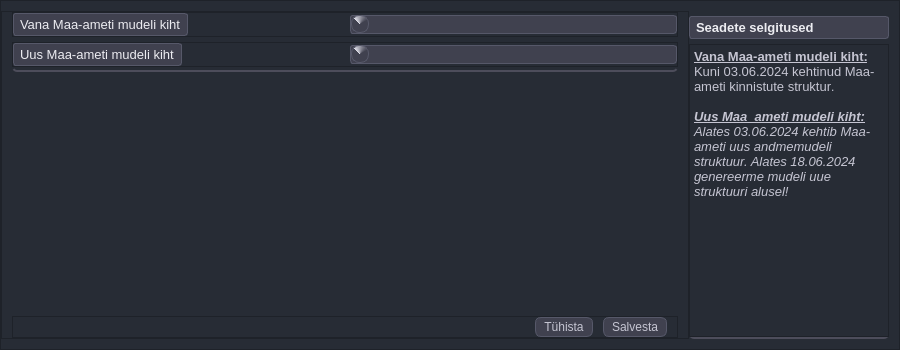
This is mailabl-qgis/config/confWidgets/layer_compiler.ui in TuloliKalver/mailabl-qgis as Qt 5 draws it before an edit. The edited form follows.
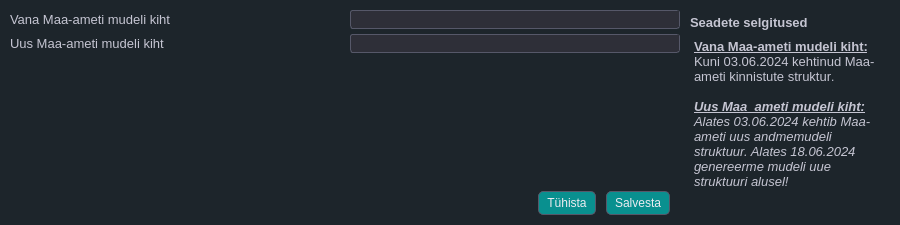
This is the edited form. Icons and pictures are not drawn.

```diff
--- a/mailabl-qgis/config/confWidgets/layer_compiler.ui
+++ b/mailabl-qgis/config/confWidgets/layer_compiler.ui
@@ -7,19 +7,19 @@
     <x>0</x>
     <y>0</y>
     <width>900</width>
-    <height>350</height>
+    <height>225</height>
    </rect>
   </property>
   <property name="minimumSize">
    <size>
     <width>900</width>
-    <height>350</height>
+    <height>225</height>
    </size>
   </property>
   <property name="maximumSize">
    <size>
     <width>900</width>
-    <height>350</height>
+    <height>225</height>
    </size>
   </property>
   <property name="font">
@@ -34,108 +34,641 @@
   </property>
   <property name="styleSheet">
    <string notr="true">
+/* ====================================================== */
+/* 🎨 Global Theme - Base Colors, Background &amp; Typography */
+/* ====================================================== */
+* {
+    border: transparent;
+    background-color: #1d252b; /* Updated background */
+    padding: 0;
+    margin: 0;
+    color: #c5c5d2; /* Default light gray text */
+}
 
-#fHelpMenu, 
-#fSettingsProperties
-{
-   border: 2px solid #4d4d5b;    /*Same border style as QLineEdit */
+
+/* ------------------------------------------------------ */
+/* 🧠 Global Interaction Effects - Focused Field &amp; Tabs   */
+/* ------------------------------------------------------ */
+QLineEdit:focus, QTextEdit:focus, QComboBox:focus,   QTabBar::tab:selected {
+        /* 🟢 Bottom glow - Extends further for visibility */
+    border: 1px solid; 
+    border-left-color: qradialgradient(spread:pad, cx:0, cy:0.347273, radius:0.826, fx:0.453364, fy:0.097, stop:0.125 rgba(9, 144, 143, 88), stop:1 rgba(46, 47, 56, 76));
+    border-top-color: qradialgradient(spread:pad, cx:0, cy:0.347273, radius:0.826, fx:0.453364, fy:0.097, stop:0.125 rgba(9, 144, 143, 88), stop:1 rgba(46, 47, 56, 76));
+    border-bottom-color: qradialgradient(spread:pad, cx:1, cy:0.728, radius:0.826, fx:0.498455, fy:0.95, stop:0.125 rgba(9, 144, 143, 88), stop:1 rgba(46, 47, 56, 76));
+    border-right-color: qradialgradient(spread:pad, cx:1, cy:0.728, radius:0.826, fx:0.498455, fy:0.95, stop:0.125 rgba(9, 144, 143, 88), stop:1 rgba(46, 47, 56, 76));	
+
+}
+
+ QLineEdit:hover, QTextEdit:hover, QComboBox:hover, QTabBar::tab:hover {
+        /* 🟡 Hover Glow - Softer but Visible */
+    border: 1px solid; 
+    border-left-color: qradialgradient(spread:pad, cx:0, cy:0.347273, radius:0.826, fx:0.453364, fy:0.097, stop:0.125 rgba(9, 144, 143, 88), stop:1 rgba(46, 47, 56, 76));
+    border-top-color: qradialgradient(spread:pad, cx:0, cy:0.347273, radius:0.826, fx:0.453364, fy:0.097, stop:0.125 rgba(9, 144, 143, 88), stop:1 rgba(46, 47, 56, 76));
+    border-bottom-color: qradialgradient(spread:pad, cx:1, cy:0.728, radius:0.826, fx:0.498455, fy:0.95, stop:0.125 rgba(9, 144, 143, 88), stop:1 rgba(46, 47, 56, 76));
+    border-right-color: qradialgradient(spread:pad, cx:1, cy:0.728, radius:0.826, fx:0.498455, fy:0.95, stop:0.125 rgba(9, 144, 143, 88), stop:1 rgba(46, 47, 56, 76));	
+    background-color: qradialgradient(spread:pad, cx:1, cy:0.995, radius:0.5, fx:1, fy:0.988, stop:0 rgba(9, 144, 143, 88), stop:0.920455 rgba(46, 47, 56, 76));
+}
+
+/* ---------------------------- */
+/* 📝 QLineEdit Styling */
+/* ---------------------------- */
+QLineEdit {
+    background-color: #303a42;   /* Matches the global dark background */
+    color: #c5c5d2;              /* Default light gray text */
+    border: 1px solid #4d4d4d;   /* Subtle default border */
+    border-radius: 4px;          /* Rounded corners for a smooth look */
+    padding: 6px;                /* Adequate padding for text clarity */
+}
+
+/* 
+   Note: Your existing rules for QLineEdit:focus and QLineEdit:hover already provide
+   the gradient border and glow effects. This default state ensures a smooth transition 
+   into those interactive states.
+*/
+
+/* ---------------------------- */
+/* 🔘 Disabled State for QLineEdit */
+/* ---------------------------- */
+QLineEdit:disabled {
+    background-color: #24252e;  /* A slightly darker tone for disabled state */
+    border: 1px dashed rgba(120, 120, 130, 0.5);  /* Dashed and faded border */
+    color: rgba(170, 170, 180, 0.5);  /* Muted text color */
+    opacity: 0.5;               /* Lower opacity to indicate inactivity */
+}
+
+/* ---------------------------- */
+/* 🖱️ QListWidget Focus */
+/* ---------------------------- */
+QListWidget:focus {
+	boreder: 1px solid;
+    border-left-color: qradialgradient(spread:pad, cx:0, cy:0.347273, radius:0.826, fx:0.453364, fy:0.097, stop:0.125 rgba(9, 144, 143, 88), stop:1 rgba(46, 47, 56, 76));
+    border-top-color: qradialgradient(spread:pad, cx:0, cy:0.347273, radius:0.826, fx:0.453364, fy:0.097, stop:0.125 rgba(9, 144, 143, 88), stop:1 rgba(46, 47, 56, 76));
+    border-bottom-color: qradialgradient(spread:pad, cx:1, cy:0.728, radius:0.826, fx:0.498455, fy:0.95, stop:0.125 rgba(9, 144, 143, 88), stop:1 rgba(46, 47, 56, 76));
+    border-right-color: qradialgradient(spread:pad, cx:1, cy:0.728, radius:0.826, fx:0.498455, fy:0.95, stop:0.125 rgba(9, 144, 143, 88), stop:1 rgba(46, 47, 56, 76));	
+}
+
+/* ---------------------------- */
+/* 🖱️ QListWidget Hovered Item */
+/* ---------------------------- */
+QListWidget::item:hover {
+    border: 1px solid; 
+    border-left-color: qradialgradient(spread:pad, cx:0, cy:0.347273, radius:0.826, 
+        fx:0.453364, fy:0.097, stop:0.125 rgba(9, 144, 143, 88), stop:1 rgba(46, 47, 56, 76));
+    border-top-color: qradialgradient(spread:pad, cx:0, cy:0.347273, radius:0.826, 
+        fx:0.453364, fy:0.097, stop:0.125 rgba(9, 144, 143, 88), stop:1 rgba(46, 47, 56, 76));
+    border-bottom-color: qradialgradient(spread:pad, cx:1, cy:0.728, radius:0.826, 
+        fx:0.498455, fy:0.95, stop:0.125 rgba(9, 144, 143, 88), stop:1 rgba(46, 47, 56, 76));
+    border-right-color: qradialgradient(spread:pad, cx:1, cy:0.728, radius:0.826, 
+        fx:0.498455, fy:0.95, stop:0.125 rgba(9, 144, 143, 88), stop:1 rgba(46, 47, 56, 76));  
+	background-color: qradialgradient(spread:pad, cx:1, cy:0.995, radius:0.5, fx:1, fy:0.988, stop:0 rgba(9, 144, 143, 255), stop:0.920455 rgba(46, 47, 56, 253));
+    border-radius: 4px;
+}
+
+/* ---------------------------- */
+/* ✅ QListWidget Selected Item */
+/* ---------------------------- */
+QListWidget::item:selected {
+	color: #c5c5d2; /* Default light gray text */	
+    border: 1px solid; 
+ 	 border-radius: 4px;
+    border-left-color: qradialgradient(spread:pad, cx:0, cy:0.347273, radius:0.826, 
+        fx:0.453364, fy:0.097, stop:0.125 rgba(9, 144, 143, 66), stop:1 rgba(46, 47, 56, 54));
+    border-top-color: qradialgradient(spread:pad, cx:0, cy:0.347273, radius:0.826, 
+        fx:0.453364, fy:0.097, stop:0.125 rgba(9, 144, 143, 66), stop:1 rgba(46, 47, 56, 54));
+    border-bottom-color: qradialgradient(spread:pad, cx:1, cy:0.728, radius:0.826, 
+        fx:0.498455, fy:0.95, stop:0.125 rgba(9, 144, 143, 66), stop:1 rgba(46, 47, 56, 54));
+    border-right-color: qradialgradient(spread:pad, cx:1, cy:0.728, radius:0.826, 
+        fx:0.498455, fy:0.95, stop:0.125 rgba(9, 144, 143, 66), stop:1 rgba(46, 47, 56, 54));  
+	background-color: qradialgradient(spread:pad, cx:1, cy:0.995, radius:1.24, fx:1, fy:0.988, stop:0 rgba(9, 144, 143, 172), stop:0.920455 rgba(46, 47, 56, 0));
+}
+
+
+
+/* ---------------------------- */
+/* 🔘 QPushButton Styling */
+/* ---------------------------- */
+
+QPushButton {
+    padding: 4px 8px;
+    text-align: center;
     border-radius: 5px;
-	border-top: none;
-    border-left: none;
-    border-right: none;
+	background-color: rgb(9, 144, 143);
+    border: 1px solid #565869; /* Default border */
+    color: #ececf1; /* Brighter text */
+    transition: all 150ms ease-in-out; /* Smooth transition */
 }
 
+/* 🟢 Hover Effect - Glow &amp; Color Shift */
+QPushButton:hover {
+    background-color: #5c5d6e; /* Slightly lighter background */
+    border: 1px solid #acacbe; /* Lighter border */
+    
+color: #c5c5d2; /* Default text color */
 
-QWidget{
-    background-color: #272c35;
-	color:#c5c5d2
 }
 
+/* 🔴 Pressed Effect - Darker Look &amp; More Intense Glow */
+QPushButton:pressed {
+    background-color: #2d2e3a; /* Darker background */
+    border: 1px solid #8e8ea0; /* Slightly darker border */
+    color: #bdbecf; /* Dimmed text */
 
-/*esialgu jaotamata omadused*/
-QComboBox{
+}
 
-	background-color:#40414f;
-	color:#ececf1;
-	border: 1px solid #565869;
-	border-radius: 3px;
-	padding-left: 5px
+/* ⚫ Disabled State - More Noticeable */
+QPushButton:disabled {
+    background-color: #24252e; /* **Much darker background** */
+    border: 1px dashed rgba(120, 120, 130, 0.5); /* **Dashed, faded border** */
+    color: rgba(170, 170, 180, 0.5); /* **Faded text color** */
+    opacity: 0.5; /* **Lower opacity to indicate inactive state** */
 }
 
-/*Style the dropdown area*/
-QComboBox::drop-down{
-	background-color: qconicalgradient(cx:0.5, cy:0.5, angle:135, stop:0.704545 rgba(64, 65, 79), stop:1 rgba(217, 217, 227));
-	border: 1px solid #565869;
-	border-radius: 8px;
-	height:16px;
-	width: 16px;
-	subcontrol-origin: padding;
-    subcontrol-position: left
+QPushButton:focus{
+	    border: 1px solid; 	
+    border-left-color: qradialgradient(spread:pad, cx:0, cy:0.347273, radius:0.826, fx:0.453364, fy:0.097, stop:0.125 rgba(9, 144, 143, 88), stop:1 rgba(46, 47, 56, 76));
+    border-top-color: qradialgradient(spread:pad, cx:0, cy:0.347273, radius:0.826, fx:0.453364, fy:0.097, stop:0.125 rgba(9, 144, 143, 88), stop:1 rgba(46, 47, 56, 76));
+    border-bottom-color: qradialgradient(spread:pad, cx:1, cy:0.728, radius:0.826, fx:0.498455, fy:0.95, stop:0.125 rgba(9, 144, 143, 88), stop:1 rgba(46, 47, 56, 76));
+    border-right-color: qradialgradient(spread:pad, cx:1, cy:0.728, radius:0.826, fx:0.498455, fy:0.95, stop:0.125 rgba(9, 144, 143, 88), stop:1 rgba(46, 47, 56, 76));	
+	background-color: rgb(31, 93, 92);
 }
 
-QComboBox::on{
 
-  	border: 0.5px solid #acacbe;
+/* General QCheckBox styles */
+QCheckBox {
+    color: #ececf1; /* Text color */
+    spacing: 5px; /* Space between checkbox and text */
 }
 
-QAbstractItemView {
-	background-color:#40414f;
-	color:#ececf1;
-	border: 1px solid #565869;
-	border-radius: 4px;
-	padding-left: 5px
+/* Style the indicator (checkbox) */
+QCheckBox::indicator {
+    width: 12px;
+    height: 12px;
+    background-color: #40414f; /* Background color for unchecked state */
+    border: 1px solid #565869; /* Border for unchecked state */
+    border-radius: 3px;
 }
 
+/* Style the indicator when checked */
+QCheckBox::indicator:checked {
+    background-color: rgba(70, 70, 85, 0.5); /* Semi-transparent gray background color for checked state */
+    border: 1px solid #acacbe;
+    image: url(&quot;:/images/themes/default/algorithms/mAlgorithmCheckGeometry.svg&quot;); /* Using QGIS built-in icon */
+}
 
-QPushButton{
-	padding: 2px 8px;
-	text-align: center;
-	border-radius: 6px;
-	background-color:#40414f;
-	border: 1px solid #565869;
+/* Style the indicator when unchecked */
+QCheckBox::indicator:unchecked {
+    background-color: #40414f; /* Background color for unchecked state */
+    border: 1px solid #565869; /* Border for unchecked state */
 }
 
+/* Style the indicator when hovered */
+QCheckBox::indicator:hover {
+    background-color: #565869;
+}
 
-QPushButton:hover{
-    background-color: #8e8ea0;
-	border: 0.5px solid #acacbe;
-	color: #343541;
-	text-align: center;	
-	padding: 2px 8px;
-    border-radius: 6px;
-	
+/* Style the indicator when disabled */
+QCheckBox::indicator:disabled {
+    background-color: #30303a; /* Darker background color for disabled state */
+    border: 1px solid #40414f; /* Darker border for disabled state */
 }
 
-QLabel {
-    background-color: #40414f;
-    color: #ececf1;
+/* Style the indicator when checked and disabled */
+QCheckBox::indicator:checked:disabled {
+    background-color: rgba(50, 50, 60, 0.5); /* Semi-transparent darker gray background color for checked and disabled state */
+    border: 1px solid #40414f;
+    image: url(&quot;:/images/themes/default/algorithms/mAlgorithmCheckGeometry.svg&quot;); /* Using QGIS built-in icon */
+    opacity: 0.5; /* Make the icon appear disabled */
+}
+
+/* Style the checkbox text when disabled */
+QCheckBox:disabled {
+    color: #6a6a75; /* Darker text color for disabled state */
+}
+
+/* ══════════════════════════════════════════════════════ */
+/*                 ✅ QCheckBox Styling                   */
+/* ══════════════════════════════════════════════════════ */
+
+QCheckBox {
+    color: #d1d1e0;
+    spacing: 5px;
+    font-size: 14px;
+}
+
+/* Base indicator styling */
+QCheckBox::indicator {
+    width: 16px;
+    height: 16px;
+    border: 1px solid #1f5d5c;
+    border-radius: 3px;
+    background: #597278
+}
+
+/* Hover effect for indicator */
+QCheckBox::indicator:hover {
+    border: 1px solid #0b4544;
+}
+
+/* Checked state with a custom image for the check mark */
+QCheckBox::indicator:checked {
+    background: rgb(9,144,143);
     border: 1px solid #565869;
+}
+
+
+/* ⚫ Disabled State - More Noticeable */
+QCheckBox::indicator:disabled {
+    background-color: #1d252b;
+    border: 1px dashed rgba(120, 120, 130, 0.5); /* **Dashed, faded border** */
+    color: rgba(170, 170, 180, 0.5); /* **Faded text color** */
+    opacity: 0.5; /* **Lower opacity to indicate inactive state** */
+}
+
+
+QGroupBox{
+	color: #ececf1;
+}
+
+
+/* ══════════════════════════════════════════════════════ */
+/*                     🔘 COMBOBOX STYLING                */
+/* ══════════════════════════════════════════════════════ */
+
+QComboBox {
+    background-color: #2e2f38;
+    color: #c5c5d2;
+    border: 1px solid #565869;
     border-radius: 3px;
-    padding: 3px;
+    padding-left: 5px;
 }
 
-QLineEdit {
-    background-color: #35363f;  /* Lighter background color */
+QComboBox::drop-down {
+    background-color: #2e2f38;
+    border: none;
+    border-radius: 10px;
+    width: 16px;
+    height: 16px;
+    subcontrol-origin: padding;
+    subcontrol-position: right; /* Adjusted to right for a common look */
+}
+
+
+
+QComboBox QAbstractItemView {
+    background-color: #2e2f38;
+    border: 1px solid #565869;
+    selection-background-color: qradialgradient(
+        spread: pad,
+        cx: 1,
+        cy: 0.728,
+        radius: 0.826,
+        fx: 0.498455,
+        fy: 0.95,
+        stop: 0.125 rgba(9,144,143,150),
+        stop: 1 rgba(46,47,56,253)
+    );
+    selection-color: #ececf1;
+}
+
+QComboBox QAbstractItemView::item {
+    background-color: #2e2f38;
+    color: #c5c5d2;
+}
+
+QComboBox QAbstractItemView::item:selected {
+    background-color: qradialgradient(
+        spread: pad,
+        cx: 1,
+        cy: 0.728,
+        radius: 0.826,
+        fx: 0.498455,
+        fy: 0.95,
+        stop: 0.125 rgba(9,144,143,150),
+        stop: 1 rgba(46,47,56,253)
+    );
     color: #ececf1;
-    /*border: 1px solid #4d4d5b;  Thinner border with a different color */
+}
+
+QComboBox QAbstractItemView::item:hover {
+    background-color: qradialgradient(
+        spread: pad,
+        cx: 1,
+        cy: 0.995,
+        radius: 1.24,
+        fx: 1,
+        fy: 0.988,
+        stop: 0 rgba(9,144,143,150),
+        stop: 0.920455 rgba(46,47,56,253)
+    );
+    color: #ececf1;
+}
+
+QComboBox:focus {
+    border: 1px solid qradialgradient(
+        spread: pad,
+        cx: 0,
+        cy: 0.347273,
+        radius: 0.826,
+        fx: 0.453364,
+        fy: 0.097,
+        stop: 0.125 rgba(9,144,143,88),
+        stop: 1 rgba(46,47,56,76)
+    );
+}
+
+QComboBox:disabled {
+    background-color: #2e2f38;
+    border: 1px solid #565869;
+    color: #8a95a5;
+}
+
+
+
+
+/* ══════════════════════════════════════════════════════ */
+/* 🧭 Global Vertical ScrollBar - Core UI Scroll Styling  */
+/* ══════════════════════════════════════════════════════ */
+
+QScrollBar:vertical {
+    border: none;
+    background: #2e2f38;  /* Match background color */
+    width: 8px;
+    margin: 0px;  /* Remove spacing */
+    border-radius: 4px;
+}
+
+QScrollBar::handle:vertical {
+    background-color: qradialgradient(spread:pad, cx:1, cy:0.728, radius:0.826, 
+        fx:0.498455, fy:0.95, stop:0.125 rgba(9, 144, 143, 255), stop:1 rgba(46, 47, 56, 253));
+    min-height: 25px;
+    border-radius: 4px;
+}
+
+QScrollBar::handle:vertical:hover {
+    background-color: qradialgradient(spread:pad, cx:1, cy:0.995, radius:1.24, 
+        fx:1, fy:0.988, stop:0 rgba(9, 144, 143, 255), stop:0.920455 rgba(46, 47, 56, 253));
+}
+
+/* Hide Up/Down Buttons */
+QScrollBar::add-line:vertical, 
+QScrollBar::sub-line:vertical {
+    background: none;
+    height: 0px;
+}
+
+/* Make the unused track area blend with background */
+QScrollBar::add-page:vertical, 
+QScrollBar::sub-page:vertical {
+    background: #2e2f38;
+}
+
+/* ════════════════════════════════════════════════════════ */
+/* 🧭 Global Horisontal ScrollBar - Core UI Scroll Styling  */
+/* ════════════════════════════════════════════════════════ */
+
+
+QScrollBar:horizontal {
+    border: none;
+    background: #2e2f38;  /* Match background color */
+    height: 8px;
+    margin: 0px;
+    border-radius: 4px;
+}
+
+QScrollBar::handle:horizontal {
+    background-color: qradialgradient(spread:pad, cx:1, cy:0.728, radius:0.826, 
+        fx:0.498455, fy:0.95, stop:0.125 rgba(9, 144, 143, 255), stop:1 rgba(46, 47, 56, 253));
+    min-width: 25px;
+    border-radius: 4px;
+}
+
+QScrollBar::handle:horizontal:hover {
+    background-color: qradialgradient(spread:pad, cx:1, cy:0.995, radius:1.24, 
+        fx:1, fy:0.988, stop:0 rgba(9, 144, 143, 255), stop:0.920455 rgba(46, 47, 56, 253));
+}
+
+/* Hide Left/Right Buttons */
+QScrollBar::add-line:horizontal, 
+QScrollBar::sub-line:horizontal {
+    background: none;
+    width: 0px;
+}
+
+/* Make the unused track area blend with background */
+QScrollBar::add-page:horizontal, 
+QScrollBar::sub-page:horizontal {
+    background: #2e2f38;
+}
+
+
+/* ====================================================== */
+/* 📊 QTableView - Layout, Colors, and Interaction Styles */
+/* ====================================================== */
+
+QTableView {
+    background-color: #2e2f38; /* Consistent dark gray base */
+    border: 1px solid #4d4d4d;
     border-radius: 5px;
-    padding: 4px;
+    gridline-color: #565869;
+    /* Updated selection gradient using teal accent */
+    selection-background-color: qlineargradient(
+        x1: 0, y1: 0, x2: 0, y2: 1,
+        stop: 0 rgba(9,144,143,10),
+        stop: 1 rgba(9,144,143,50)
+    );
+    selection-color: #ececf1;
 }
 
-QLineEdit:hover {
-    background-color: #3d3e47;  /* Slightly darker background color on hover */
+
+/* Adjust header style with white text */
+QHeaderView::section {
+    background-color: #35353f;
+    color: #ececf1; 
+    border-top: 0.5px solid #323232;
+    border-left: 0.5px solid #323232;
+    border-right: 0.5px solid #323232;
+    border-bottom: 1px solid #4d4d4d;
+    padding: 1px 3px;
+    font-size: 12px;
 }
 
-/* Remove top and side borders */
-QLineEdit {
-    border-top: none;
-    border-left: none;
-    border-right: none;
+/* Entire table disabled state */
+QTableView:disabled {
+    background-color: rgba(30,30,35,180);
+    color: rgba(150,150,160,120);
+    border: 1px solid rgba(100,100,110,80);
+    gridline-color: rgba(80,80,90,80);
+    cursor: not-allowed;
 }
 
+/* Make headers look disabled */
+QTableView:disabled QHeaderView::section {
+    background-color: rgba(50,50,58,150);
+    
+    border-bottom: 1px solid rgba(80,80,90,100);
+}
 
+/* Remove focus outline when disabled */
+QTableView:disabled:focus {
+    outline: none;
+}
 
-</string>
+/* Corner widget (where row/column headers meet) */
+QTableCornerButton::section {
+    background: #35353f;
+    border: 1px solid #4d4d4d;
+}
+
+/* Disabled corner styling */
+QTableView:disabled QTableCornerButton::section {
+    background: rgba(50,50,58,150);
+    border: 1px solid rgba(80,80,90,100);
+}
+
+/* Disable selection effect when the table is disabled */
+QTableView:disabled QTableView::item:selected {
+    background-color: rgba(50,50,58,100);
+    color: rgba(150,150,160,100);
+}
+
+/* Hovered rows for better contrast */
+QTableView::item:hover {
+    background-color: #3a3f4b;
+    color: #ececf1;
+    min-height: 16px;  /* Decreased row height */
+}
+
+/* Selected rows using the same teal gradient as QTableView selection */
+QTableView::item:selected {
+    background-color: qlineargradient(
+        x1: 0, y1: 0, x2: 0, y2: 1,
+        stop: 0 rgba(9,144,143,10),
+        stop: 1 rgba(9,144,143,50)
+    );
+    /*color: #ececf1;*/
+    min-height: 16px;  /* Decreased row height */
+}
+
+/* Non-selected rows with a subtle gradient for depth */
+QTableView::item {
+    background-color: qlineargradient(
+        x1: 0, y1: 0, x2: 0, y2: 1,
+        stop: 0 rgba(46,47,56,25),
+        stop: 1 rgba(46,47,56,255)
+    );
+    color: #d1d1e0;
+    min-height: 16px;  /* Decreased row height */
+}
+
+/* Ensure deselected rows return to their default style */
+QTableView::item:!selected {
+    background-color: qlineargradient(
+        x1: 0, y1: 0, x2: 0, y2: 1,
+        stop: 0 rgba(46,47,56,25),
+        stop: 1 rgba(46,47,56,255)
+    );
+    color: #d1d1e0;
+    min-height: 16px;  /* Decreased row height */
+}
+
+/* Disabled item styling */
+QTableView::item:disabled {
+    background-color: rgba(50,50,58,100);
+    color: rgba(150,150,160,100);
+    font-style: italic;
+    border: 1px dashed rgba(100,100,110,80);
+    min-height: 16px;  /* Decreased row height */
+}
+
+
+
+
+
+/* ====================================================== */
+/* 🧩 Targeted UI Elements - ID-Based Custom Styling      */
+/* ====================================================== */
+
+#Sevituudid{
+    background-color: #343b47;
+}
+
+#leftMenuContainer {
+    background: qlineargradient(x1:0, y1:0, x2:0, y2:1, stop:0 #202123, stop:1 #18191d);
+    border-right: 1px solid #3a3a3a;
+    padding-right: 2px;
+    border-top-right-radius: 5px;
+    border-bottom-right-radius: 5px;
+}
+
+#rightFrame {
+    background: qlineargradient(x1:0, y1:0, x2:0, y2:1, stop:0 #202123, stop:1 #18191d);
+    border-left: 1px solid #3a3a3a;
+    padding-lef: 2px;
+    border-top-right-radius: 5px;
+    border-bottom-right-radius: 5px;
+}
+
+#SetupLayers, #SetupLayers_2, #SetupUserData {
+border: none;
+border-bottom: 1px solid rgb(131, 142, 162);
+}
+
+#UC_Main_Frame QPushButton,#pbChoose_Properties_for_Projects{
+	padding: 1px 8px;
+    border-radiusr: 6px;
+}
+
+#UC_Main_Frame QPushButton:hover{
+
+	padding: 1px 8px;
+    border-radius: 6px;
+}
+
+
+#wOl_Settings QPushButton{
+	padding: 1px 8px;
+    border-radius: 6px;
+}
+
+#wOl_Settings QPushButton:hover{
+	padding: 1px 8px;
+    border-radius: 6px;
+}
+
+#rightMenuContainer QPushButton{
+	text-align: right;
+	border-top-right-radius: 0px;
+	border-bottom-right-radius: 0px;
+    
+}
+
+#rightMenuContainer QPushButton:hover{
+    text-align: right;
+    border-top-right-radius: 0px;
+	border-bottom-right-radius: 0px;  
+}
+
+
+#leftMenuContainer QPushButton{
+	text-align: left;
+	border-top-left-radius: 0px;
+	border-bottom-left-radius: 0px;	
+}
+#leftMenuContainer QPushButton:hover{
+    text-align: left;
+	border-top-left-radius: 0px;
+	border-bottom-left-radius: 0px;
+
+}
+
+#MailablDialogBase{
+    border: 1px solid #4d4d4d;
+	border-top-left-radius: 7px;     /* Rounded top-left corner */
+    border-top-right-radius: 7px;    /* Rounded top-right corner */
+    border-right-radius: 7px;        /* No rounding on right side */
+    border-left-radius: 7px;    
+	background: None;  /* 10% transparency */
+}</string>
   </property>
   <layout class="QVBoxLayout" name="verticalLayout_4">
    <property name="spacing">
```
